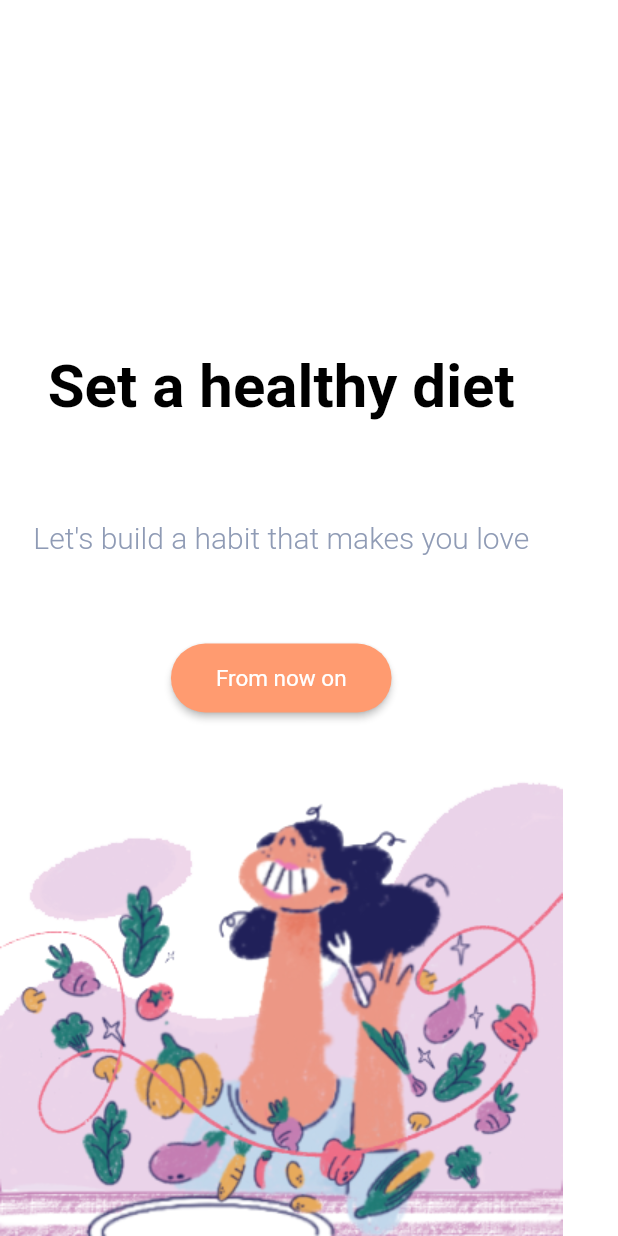
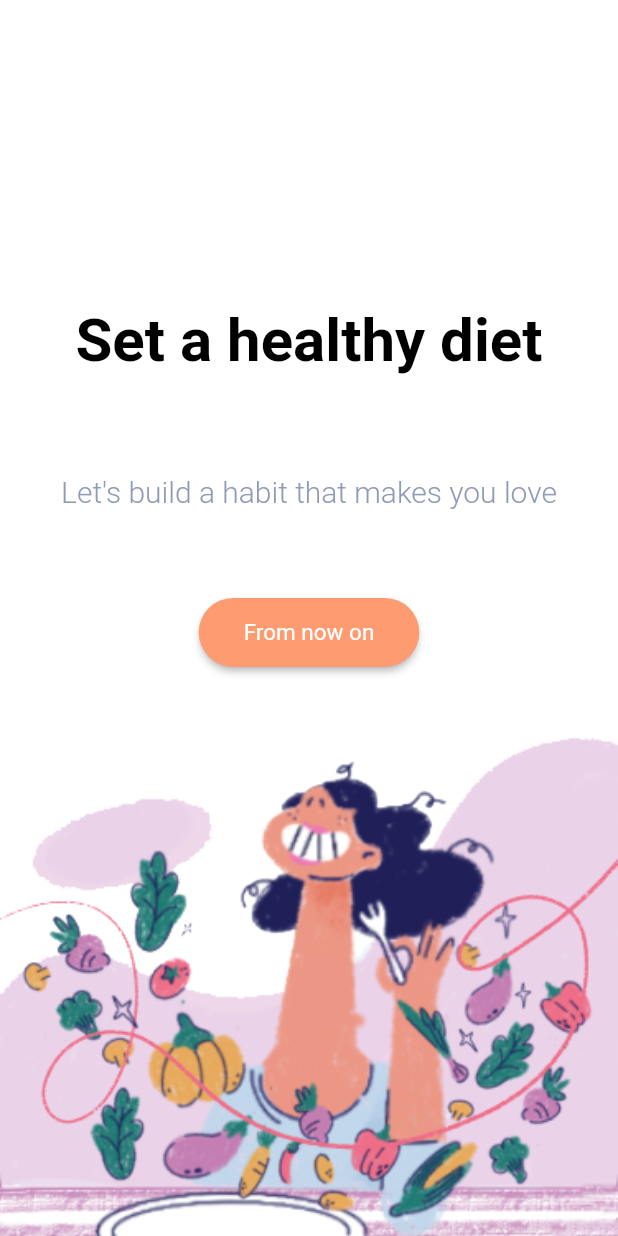
Before and after one commit to gadgetvala/flutter_bulk_UI, a Flutter app: the screen it shows after launch, on a phone screen of 412 x 824 dp. Run offline on Flutter 3.47's test engine with Material 2 defaults, Android fonts, the phone set to English and light mode, and no system bars; our stand-ins replace percent_indicator.

Commit message:
Fix image

```diff
--- a/diet_planner/lib/views/start_screen.dart
+++ b/diet_planner/lib/views/start_screen.dart
@@ -53,7 +53,11 @@ class StartScreen extends StatelessWidget {
             ),
           ),
           SizedBox(height: 40),
-          Image.asset('assets/cutout.png', fit: BoxFit.contain),
+          Image.asset(
+            'assets/cutout.png',
+            fit: BoxFit.contain,
+            width: double.infinity,
+          ),
         ],
       ),
     );
```
